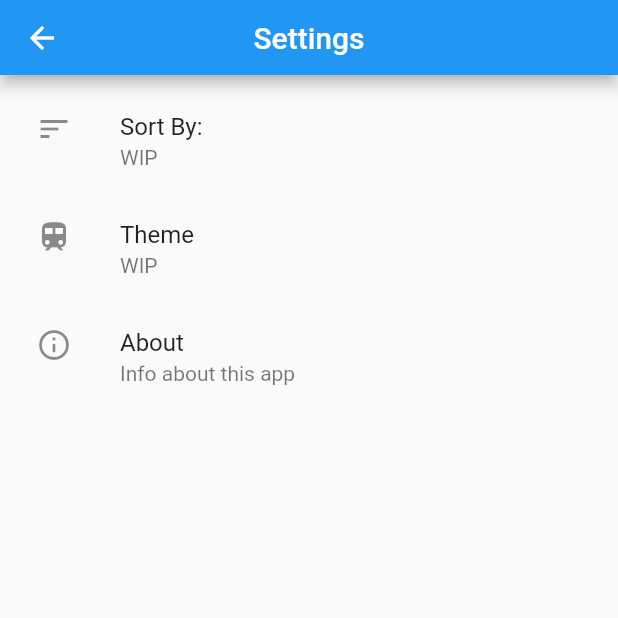
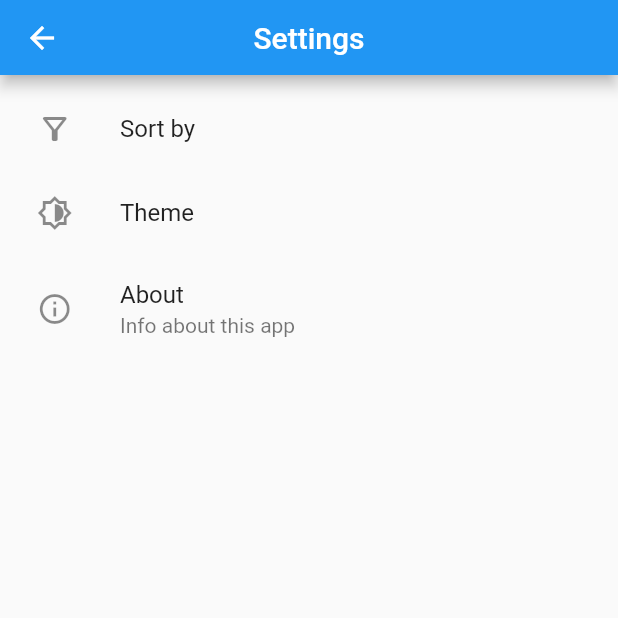
Before and after one commit to EmaMaker/simple_notes, a Flutter app: the Settings screen opened directly with empty values, on a phone screen of 412 x 824 dp, the top half of it. Run offline on Flutter 3.47's test engine with Material 2 defaults, Android fonts, the phone set to English and light mode, and no system bars.

Commit message:
properly construct and use ListTile's in settings + a mockup of their functionality

```diff
--- a/lib/screens/settings/settings.dart
+++ b/lib/screens/settings/settings.dart
@@ -33,25 +33,12 @@ class _SettingsState extends State<Settings> {
             ),
           ),
           body: ListView(padding: EdgeInsets.all(8), children: [
-              ListTile(
-              isThreeLine: false,
-                leading: Icon(Icons.sort),
-                title: Text("Sort By:"),
-                subtitle: Text("WIP"),
-              ),
-            ListTile(
-
-              leading: Icon(Icons.train),
-              title: Text("Theme"),
-              subtitle: Text("WIP"),
-            ),
-            ListTile(
-
-              leading: Icon(Icons.info_outline_rounded),
-              title: Text("About"),
-              subtitle: Text("Info about this app"),
-              onTap:  () => _aboutDialog(context),
-            ),
+            _settingsEntry(new Icon(Icons.filter_alt_outlined), "Sort by",
+                _sortBy, _sortByDialog, context),
+            _settingsEntry(new Icon(Icons.brightness_medium_outlined), "Theme",
+                _theme, _themeDialog, context),
+            _settingsEntry(new Icon(Icons.info_outline), "About",
+                "Info about this app", _aboutDialog, context),
           ]),
         ),
         onWillPop: () async {
@@ -60,20 +47,97 @@ class _SettingsState extends State<Settings> {
         });
   }
 
+  ListTile _settingsEntry(Icon icon, String title, String? subtitle,
+      Function(BuildContext) f, BuildContext context) {
+    return ListTile(
+      title: Text(title),
+      leading: Container(
+        width: 25,
+        height: 50,
+        child: icon,
+      ),
+      subtitle:
+          subtitle == null ? null : (subtitle == "" ? null : Text(subtitle)),
+      onTap: () => f(context),
+    );
+  }
+
   void _toPrevious() {
     Navigator.pushReplacement(
         context,
         MaterialPageRoute(
             builder: (context) => MyHomePage(storage: widget.storage)));
   }
+
+  String _theme = "";
+  String _sortBy = "";
+
+  void _sortByDialog(BuildContext context){
+    showDialog(
+        context: context,
+        builder: (BuildContext ctx) {
+          return SimpleDialog(
+            title: const Text('Choose theme'),
+            children: <Widget>[
+              _radioListTile("Name", "Name", _sortBy, _setSortBy),
+              _radioListTile("Last Modified", "Last Modified", _sortBy, _setSortBy),
+            ],
+          );
+        });
+  }
+
+  void _themeDialog(BuildContext context) {
+    showDialog(
+        context: context,
+        builder: (BuildContext ctx) {
+          return SimpleDialog(
+            title: const Text('Choose theme'),
+            children: <Widget>[
+              _radioListTile("Follow System", "Follow System", _theme, _setTheme),
+              _radioListTile("Dark", "Dark", _theme, _setTheme),
+              _radioListTile("Light", "Light", _theme, _setTheme),
+            ],
+          );
+        });
+  }
+
+  RadioListTile _radioListTile(
+    String title,
+    String value,
+    String groupValue,
+    Function(dynamic) f
+  ) {
+    return new RadioListTile(
+        title: Text(title),
+        value: value,
+        groupValue: groupValue,
+        onChanged: (dynamic newValue) {
+          f(newValue);
+        });
+  }
+
+  void _setTheme(dynamic newTheme) {
+    setState(() {
+      _theme = newTheme;
+      Navigator.of(context).pop();
+    });
+  }
+
+  void _setSortBy(dynamic newTheme) {
+    setState(() {
+      _sortBy = newTheme;
+      Navigator.of(context).pop();
+    });
+  }
+
   void _aboutDialog(BuildContext context) {
-    // debugdebugPrint("Clicked title");
     showDialog(
         context: context,
         builder: (BuildContext ctx) {
           return AboutDialog(
             applicationName: "Simple Notes",
-            applicationLegalese: "Made with <3 by EmaMaker.\nSource Code available under GPL v3.0 on https://github.com/EmaMaker/simple_notes",
+            applicationLegalese:
+                "Made with <3 by EmaMaker.\nSource Code available under GPL v3.0 on https://github.com/EmaMaker/simple_notes",
             applicationVersion: "v1.0",
           );
         });
```
Also changed, not shown: 1 other file.
